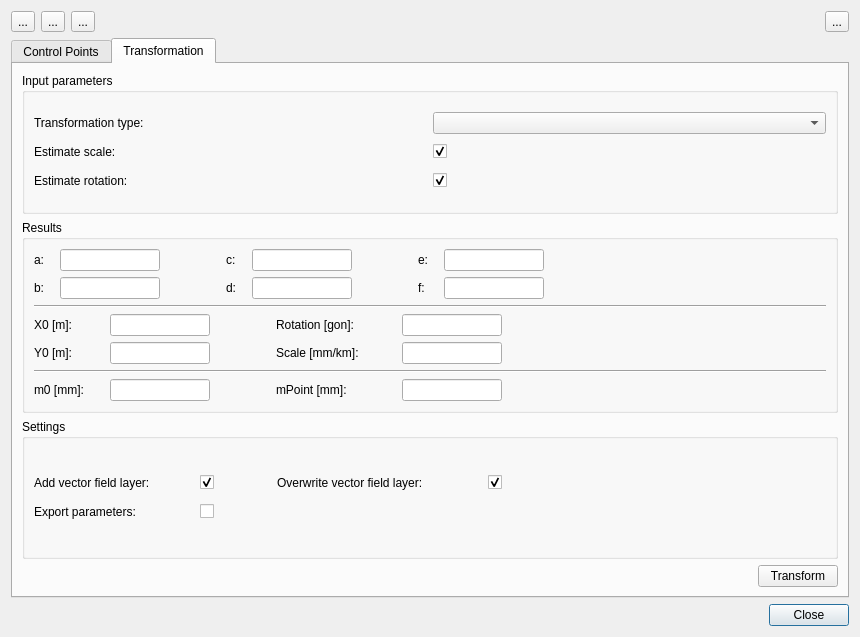
Old version of the form helmert2d_dialog_base.ui in the repository edigonzales-archiv/qgis_helmert2d.
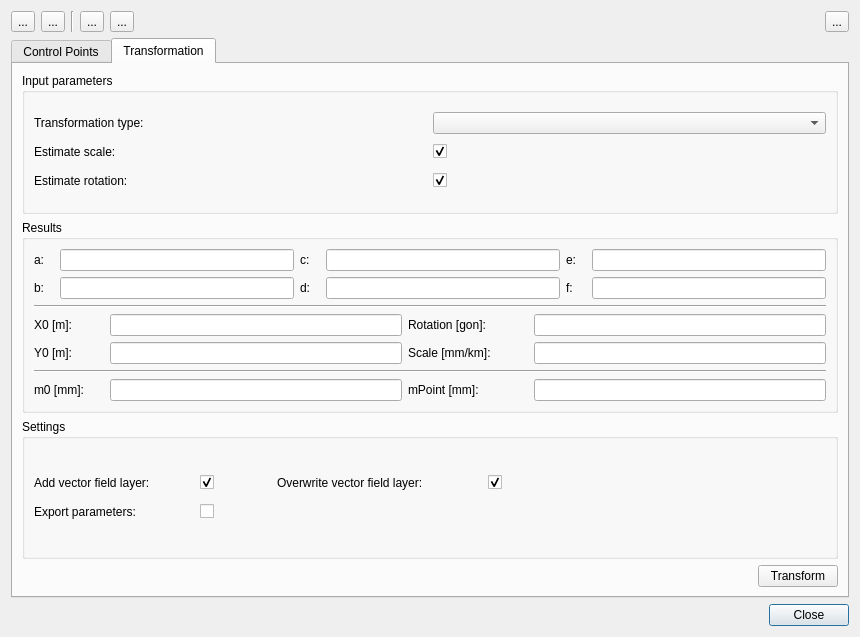
New version of the form. The open tabs and pages were chosen to show the change. Icons and pictures are not drawn. Custom widgets are drawn as their Qt base class.

Commit message: helmert erster wurf, icons etc.

Patch:
```diff
--- a/helmert2d_dialog_base.ui
+++ b/helmert2d_dialog_base.ui
@@ -45,6 +45,10 @@
          <property name="text">
           <string>...</string>
          </property>
+         <property name="icon">
+          <iconset resource="resources.qrc">
+           <normaloff>:/plugins/Helmert2D/icons/control_points.svg</normaloff>:/plugins/Helmert2D/icons/control_points.svg</iconset>
+         </property>
         </widget>
        </item>
        <item>
@@ -52,6 +56,20 @@
          <property name="text">
           <string>...</string>
          </property>
+         <property name="icon">
+          <iconset resource="resources.qrc">
+           <normaloff>:/plugins/Helmert2D/icons/match_control_points_by_locaction.svg</normaloff>:/plugins/Helmert2D/icons/match_control_points_by_locaction.svg</iconset>
+         </property>
+        </widget>
+       </item>
+       <item>
+        <widget class="QFrame" name="frame">
+         <property name="frameShape">
+          <enum>QFrame::VLine</enum>
+         </property>
+         <property name="frameShadow">
+          <enum>QFrame::Sunken</enum>
+         </property>
         </widget>
        </item>
        <item>
@@ -61,6 +79,13 @@
          </property>
         </widget>
        </item>
+       <item>
+        <widget class="QToolButton" name="toolButton">
+         <property name="text">
+          <string>...</string>
+         </property>
+        </widget>
+       </item>
        <item>
         <spacer name="horizontalSpacer_2">
          <property name="orientation">
@@ -96,6 +121,10 @@
          <property name="text">
           <string>...</string>
          </property>
+         <property name="icon">
+          <iconset resource="resources.qrc">
+           <normaloff>:/plugins/Helmert2D/icons/mActionOptions.svg</normaloff>:/plugins/Helmert2D/icons/mActionOptions.svg</iconset>
+         </property>
         </widget>
        </item>
       </layout>
@@ -212,19 +241,6 @@
          <layout class="QGridLayout" name="gridLayout_4">
           <item row="0" column="0">
            <layout class="QGridLayout" name="gridLayout_5">
-            <item row="0" column="0">
-             <widget class="QLabel" name="labelParameterA">
-              <property name="minimumSize">
-               <size>
-                <width>20</width>
-                <height>0</height>
-               </size>
-              </property>
-              <property name="text">
-               <string>a:</string>
-              </property>
-             </widget>
-            </item>
             <item row="1" column="0">
              <widget class="QLabel" name="labelParameterB">
               <property name="minimumSize">
@@ -238,85 +254,18 @@
               </property>
              </widget>
             </item>
-            <item row="0" column="1">
-             <layout class="QHBoxLayout" name="horizontalLayout_4">
-              <property name="rightMargin">
-               <number>60</number>
+            <item row="0" column="0">
+             <widget class="QLabel" name="labelParameterA">
+              <property name="minimumSize">
+               <size>
+                <width>20</width>
+                <height>0</height>
+               </size>
               </property>
-              <item>
-               <widget class="QLineEdit" name="lineEditParameterA">
-                <property name="maximumSize">
-                 <size>
-                  <width>100</width>
-                  <height>16777215</height>
-                 </size>
-                </property>
-                <property name="readOnly">
-                 <bool>true</bool>
-                </property>
-               </widget>
-              </item>
-             </layout>
-            </item>
-            <item row="1" column="1">
-             <layout class="QHBoxLayout" name="horizontalLayout_7">
-              <property name="rightMargin">
-               <number>60</number>
+              <property name="text">
+               <string>a:</string>
               </property>
-              <item>
-               <widget class="QLineEdit" name="lineEditParameterB">
-                <property name="maximumSize">
-                 <size>
-                  <width>100</width>
-                  <height>16777215</height>
-                 </size>
-                </property>
-                <property name="readOnly">
-                 <bool>true</bool>
-                </property>
-               </widget>
-              </item>
-             </layout>
-            </item>
-            <item row="0" column="3">
-             <layout class="QHBoxLayout" name="horizontalLayout_11">
-              <property name="rightMargin">
-               <number>60</number>
-              </property>
-              <item>
-               <widget class="QLineEdit" name="lineEditParameterC">
-                <property name="maximumSize">
-                 <size>
-                  <width>100</width>
-                  <height>16777215</height>
-                 </size>
-                </property>
-                <property name="readOnly">
-                 <bool>true</bool>
-                </property>
-               </widget>
-              </item>
-             </layout>
-            </item>
-            <item row="1" column="3">
-             <layout class="QHBoxLayout" name="horizontalLayout_12">
-              <property name="rightMargin">
-               <number>60</number>
-              </property>
-              <item>
-               <widget class="QLineEdit" name="lineEditParameterD">
-                <property name="maximumSize">
-                 <size>
-                  <width>100</width>
-                  <height>16777215</height>
-                 </size>
-                </property>
-                <property name="readOnly">
-                 <bool>true</bool>
-                </property>
-               </widget>
-              </item>
-             </layout>
+             </widget>
             </item>
             <item row="0" column="2">
              <widget class="QLabel" name="labelParameterC">
@@ -357,39 +306,6 @@
               </property>
              </widget>
             </item>
-            <item row="1" column="5">
-             <layout class="QHBoxLayout" name="horizontalLayout_13">
-              <property name="rightMargin">
-               <number>60</number>
-              </property>
-              <item>
-               <widget class="QLineEdit" name="lineEditParameterF">
-                <property name="maximumSize">
-                 <size>
-                  <width>100</width>
-                  <height>16777215</height>
-                 </size>
-                </property>
-                <property name="readOnly">
-                 <bool>true</bool>
-                </property>
-               </widget>
-              </item>
-             </layout>
-            </item>
-            <item row="1" column="6">
-             <spacer name="horizontalSpacer_3">
-              <property name="orientation">
-               <enum>Qt::Horizontal</enum>
-              </property>
-              <property name="sizeHint" stdset="0">
-               <size>
-                <width>40</width>
-                <height>20</height>
-               </size>
-              </property>
-             </spacer>
-            </item>
             <item row="0" column="4">
              <widget class="QLabel" name="labelParameterE">
               <property name="minimumSize">
@@ -403,38 +319,47 @@
               </property>
              </widget>
             </item>
+            <item row="0" column="1">
+             <widget class="QLineEdit" name="lineEditParameterA">
+              <property name="readOnly">
+               <bool>true</bool>
+              </property>
+             </widget>
+            </item>
+            <item row="1" column="1">
+             <widget class="QLineEdit" name="lineEditParameterB">
+              <property name="readOnly">
+               <bool>true</bool>
+              </property>
+             </widget>
+            </item>
+            <item row="0" column="3">
+             <widget class="QLineEdit" name="lineEditParameterC">
+              <property name="readOnly">
+               <bool>true</bool>
+              </property>
+             </widget>
+            </item>
+            <item row="1" column="3">
+             <widget class="QLineEdit" name="lineEditParameterD">
+              <property name="readOnly">
+               <bool>true</bool>
+              </property>
+             </widget>
+            </item>
             <item row="0" column="5">
-             <layout class="QHBoxLayout" name="horizontalLayout_5">
-              <property name="rightMargin">
-               <number>60</number>
+             <widget class="QLineEdit" name="lineEditParameterE">
+              <property name="readOnly">
+               <bool>true</bool>
               </property>
-              <item>
-               <widget class="QLineEdit" name="lineEditParameterE">
-                <property name="maximumSize">
-                 <size>
-                  <width>100</width>
-                  <height>16777215</height>
-                 </size>
-                </property>
-                <property name="readOnly">
-                 <bool>true</bool>
-                </property>
-               </widget>
-              </item>
-             </layout>
+             </widget>
             </item>
-            <item row="0" column="6">
-             <spacer name="horizontalSpacer_4">
-              <property name="orientation">
-               <enum>Qt::Horizontal</enum>
+            <item row="1" column="5">
+             <widget class="QLineEdit" name="lineEditParameterF">
+              <property name="readOnly">
+               <bool>true</bool>
               </property>
-              <property name="sizeHint" stdset="0">
-               <size>
-                <width>40</width>
-                <height>20</height>
-               </size>
-              </property>
-             </spacer>
+             </widget>
             </item>
            </layout>
           </item>
@@ -447,26 +372,9 @@
           </item>
           <item row="2" column="0">
            <layout class="QGridLayout" name="gridLayout_6">
-            <item row="0" column="1">
-             <layout class="QHBoxLayout" name="horizontalLayout_8">
-              <property name="rightMargin">
-               <number>60</number>
-              </property>
-              <item>
-               <widget class="QLineEdit" name="lineEditParameterX0">
-                <property name="maximumSize">
-                 <size>
-                  <width>100</width>
-                  <height>16777215</height>
-                 </size>
-                </property>
-                <property name="readOnly">
-                 <bool>true</bool>
-                </property>
-               </widget>
-              </item>
-             </layout>
-            </item>
+            <property name="sizeConstraint">
+             <enum>QLayout::SetDefaultConstraint</enum>
+            </property>
             <item row="0" column="0">
              <widget class="QLabel" name="labelParameterX0">
               <property name="minimumSize">
@@ -493,26 +401,6 @@
               </property>
              </widget>
             </item>
-            <item row="1" column="1">
-             <layout class="QHBoxLayout" name="horizontalLayout_14">
-              <property name="rightMargin">
-               <number>60</number>
-              </property>
-              <item>
-               <widget class="QLineEdit" name="lineEditParameterY0">
-                <property name="maximumSize">
-                 <size>
-                  <width>100</width>
-                  <height>16777215</height>
-                 </size>
-                </property>
-                <property name="readOnly">
-                 <bool>true</bool>
-                </property>
-               </widget>
-              </item>
-             </layout>
-            </item>
             <item row="0" column="2">
              <widget class="QLabel" name="labelParameterRotation">
               <property name="minimumSize">
@@ -526,39 +414,6 @@
               </property>
              </widget>
             </item>
-            <item row="0" column="3">
-             <layout class="QHBoxLayout" name="horizontalLayout_15">
-              <property name="rightMargin">
-               <number>60</number>
-              </property>
-              <item>
-               <widget class="QLineEdit" name="lineEditParameterRotation">
-                <property name="maximumSize">
-                 <size>
-                  <width>100</width>
-                  <height>16777215</height>
-                 </size>
-                </property>
-                <property name="readOnly">
-                 <bool>true</bool>
-                </property>
-               </widget>
-              </item>
-             </layout>
-            </item>
-            <item row="0" column="4">
-             <spacer name="horizontalSpacer_5">
-              <property name="orientation">
-               <enum>Qt::Horizontal</enum>
-              </property>
-              <property name="sizeHint" stdset="0">
-               <size>
-                <width>40</width>
-                <height>20</height>
-               </size>
-              </property>
-             </spacer>
-            </item>
             <item row="1" column="2">
              <widget class="QLabel" name="labelParameterScale">
               <property name="minimumSize">
@@ -572,38 +427,33 @@
               </property>
              </widget>
             </item>
+            <item row="0" column="1">
+             <widget class="QLineEdit" name="lineEditParameterX0">
+              <property name="readOnly">
+               <bool>true</bool>
+              </property>
+             </widget>
+            </item>
+            <item row="1" column="1">
+             <widget class="QLineEdit" name="lineEditParameterY0">
+              <property name="readOnly">
+               <bool>true</bool>
+              </property>
+             </widget>
+            </item>
+            <item row="0" column="3">
+             <widget class="QLineEdit" name="lineEditParameterRotation">
+              <property name="readOnly">
+               <bool>true</bool>
+              </property>
+             </widget>
+            </item>
             <item row="1" column="3">
-             <layout class="QHBoxLayout" name="horizontalLayout_16">
-              <property name="rightMargin">
-               <number>60</number>
+             <widget class="QLineEdit" name="lineEditParameterScale">
+              <property name="readOnly">
+               <bool>true</bool>
               </property>
-              <item>
-               <widget class="QLineEdit" name="lineEditParameterScale">
-                <property name="maximumSize">
-                 <size>
-                  <width>100</width>
-                  <height>16777215</height>
-                 </size>
-                </property>
-                <property name="readOnly">
-                 <bool>true</bool>
-                </property>
-               </widget>
-              </item>
-             </layout>
-            </item>
-            <item row="1" column="4">
-             <spacer name="horizontalSpacer_6">
-              <property name="orientation">
-               <enum>Qt::Horizontal</enum>
-              </property>
-              <property name="sizeHint" stdset="0">
-               <size>
-                <width>40</width>
-                <height>20</height>
-               </size>
-              </property>
-             </spacer>
+             </widget>
             </item>
            </layout>
           </item>
@@ -616,26 +466,6 @@
           </item>
           <item row="4" column="0">
            <layout class="QGridLayout" name="gridLayout_7">
-            <item row="0" column="1">
-             <layout class="QHBoxLayout" name="horizontalLayout_9">
-              <property name="rightMargin">
-               <number>60</number>
-              </property>
-              <item>
-               <widget class="QLineEdit" name="lineEditParameterM0">
-                <property name="maximumSize">
-                 <size>
-                  <width>100</width>
-                  <height>16777215</height>
-                 </size>
-                </property>
-                <property name="readOnly">
-                 <bool>true</bool>
-                </property>
-               </widget>
-              </item>
-             </layout>
-            </item>
             <item row="0" column="0">
              <widget class="QLabel" name="label_12">
               <property name="minimumSize">
@@ -662,38 +492,19 @@
               </property>
              </widget>
             </item>
-            <item row="0" column="3">
-             <layout class="QHBoxLayout" name="horizontalLayout_18">
-              <property name="rightMargin">
-               <number>60</number>
+            <item row="0" column="1">
+             <widget class="QLineEdit" name="lineEditParameterM0">
+              <property name="readOnly">
+               <bool>true</bool>
               </property>
-              <item>
-               <widget class="QLineEdit" name="lineEditParameterMPoint">
-                <property name="maximumSize">
-                 <size>
-                  <width>100</width>
-                  <height>16777215</height>
-                 </size>
-                </property>
-                <property name="readOnly">
-                 <bool>true</bool>
-                </property>
-               </widget>
-              </item>
-             </layout>
+             </widget>
             </item>
-            <item row="0" column="4">
-             <spacer name="horizontalSpacer_7">
-              <property name="orientation">
-               <enum>Qt::Horizontal</enum>
+            <item row="0" column="3">
+             <widget class="QLineEdit" name="lineEditParameterMPoint">
+              <property name="readOnly">
+               <bool>true</bool>
               </property>
-              <property name="sizeHint" stdset="0">
-               <size>
-                <width>40</width>
-                <height>20</height>
-               </size>
-              </property>
-             </spacer>
+             </widget>
             </item>
            </layout>
           </item>
```
Left out of the diff: 4 changed lines with no effect on the pictures. The commit also changes 19 other files.
